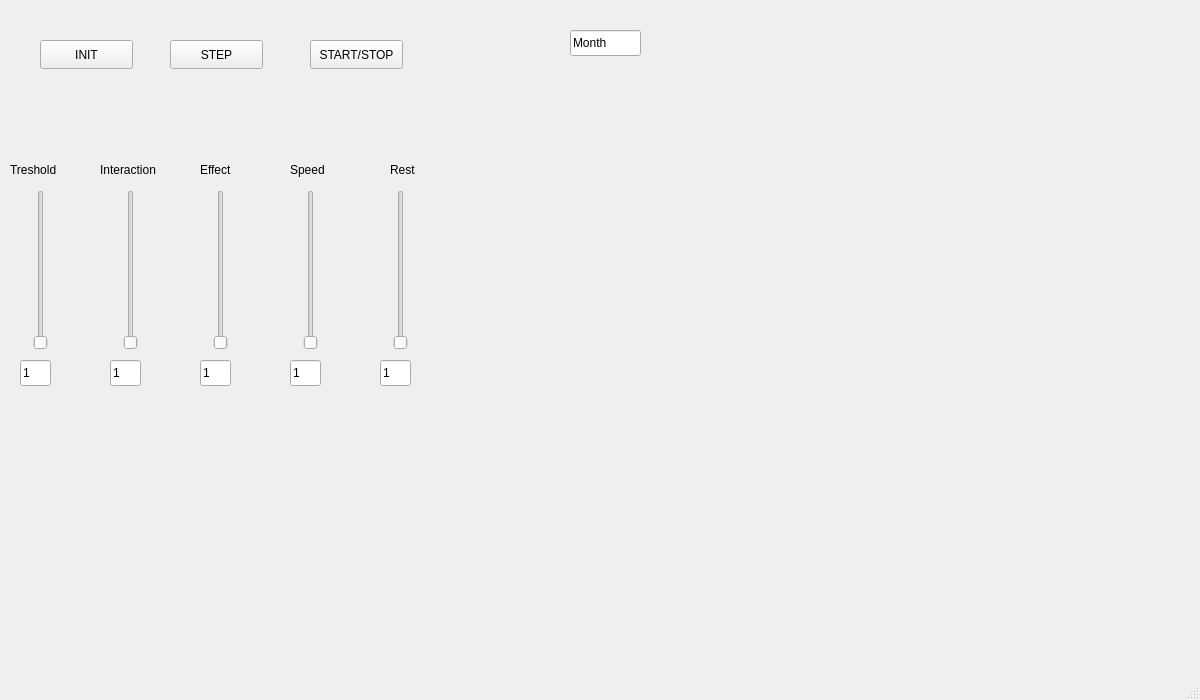
Before: the Qt Designer form QT_Project/mainwindow.ui in DamianF100/UFZ-Project, drawn with Qt 5.
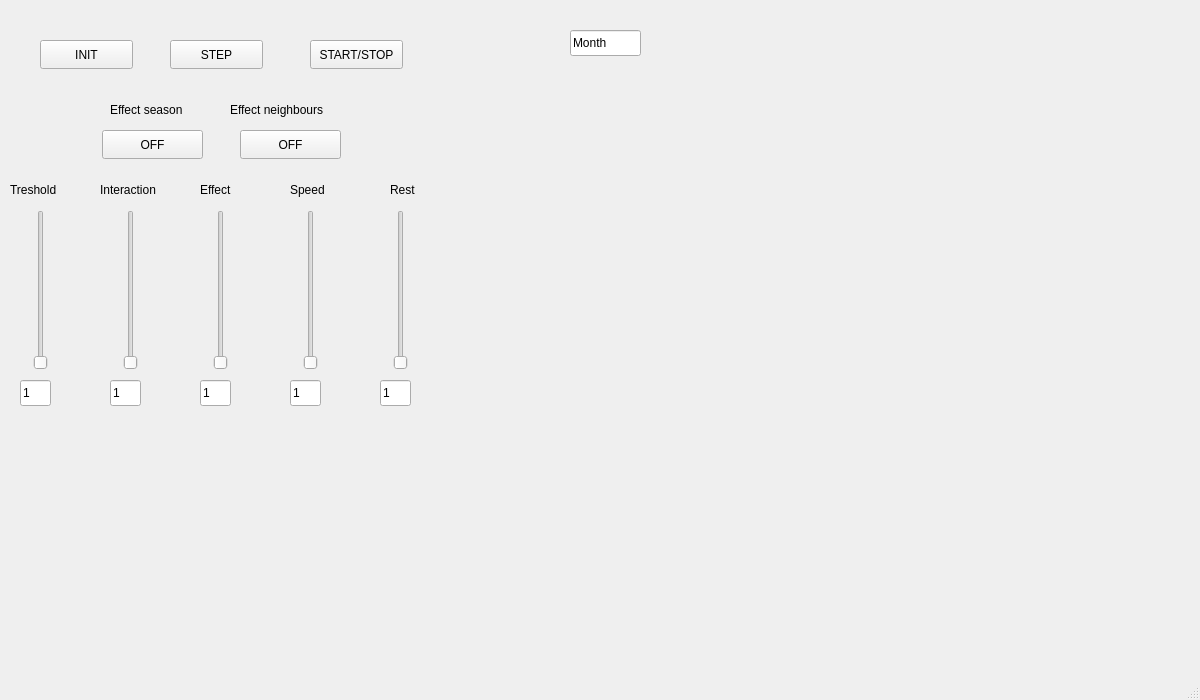
After: the same form once the commit is applied. Custom widgets are drawn as their Qt base class.

What changed in the file:
```diff
--- a/QT_Project/mainwindow.ui
+++ b/QT_Project/mainwindow.ui
@@ -80,7 +80,7 @@
     <property name="geometry">
      <rect>
       <x>30</x>
-      <y>190</y>
+      <y>210</y>
       <width>22</width>
       <height>160</height>
      </rect>
@@ -96,7 +96,7 @@
     <property name="geometry">
      <rect>
       <x>120</x>
-      <y>190</y>
+      <y>210</y>
       <width>22</width>
       <height>160</height>
      </rect>
@@ -112,7 +112,7 @@
     <property name="geometry">
      <rect>
       <x>210</x>
-      <y>190</y>
+      <y>210</y>
       <width>22</width>
       <height>160</height>
      </rect>
@@ -128,7 +128,7 @@
     <property name="geometry">
      <rect>
       <x>10</x>
-      <y>160</y>
+      <y>180</y>
       <width>61</width>
       <height>20</height>
      </rect>
@@ -141,7 +141,7 @@
     <property name="geometry">
      <rect>
       <x>100</x>
-      <y>160</y>
+      <y>180</y>
       <width>71</width>
       <height>20</height>
      </rect>
@@ -154,7 +154,7 @@
     <property name="geometry">
      <rect>
       <x>200</x>
-      <y>160</y>
+      <y>180</y>
       <width>51</width>
       <height>20</height>
      </rect>
@@ -167,7 +167,7 @@
     <property name="geometry">
      <rect>
       <x>20</x>
-      <y>360</y>
+      <y>380</y>
       <width>31</width>
       <height>26</height>
      </rect>
@@ -180,7 +180,7 @@
     <property name="geometry">
      <rect>
       <x>200</x>
-      <y>360</y>
+      <y>380</y>
       <width>31</width>
       <height>26</height>
      </rect>
@@ -193,7 +193,7 @@
     <property name="geometry">
      <rect>
       <x>110</x>
-      <y>360</y>
+      <y>380</y>
       <width>31</width>
       <height>26</height>
      </rect>
@@ -206,7 +206,7 @@
     <property name="geometry">
      <rect>
       <x>290</x>
-      <y>160</y>
+      <y>180</y>
       <width>51</width>
       <height>20</height>
      </rect>
@@ -219,7 +219,7 @@
     <property name="geometry">
      <rect>
       <x>300</x>
-      <y>190</y>
+      <y>210</y>
       <width>22</width>
       <height>160</height>
      </rect>
@@ -238,7 +238,7 @@
     <property name="geometry">
      <rect>
       <x>290</x>
-      <y>360</y>
+      <y>380</y>
       <width>31</width>
       <height>26</height>
      </rect>
@@ -251,7 +251,7 @@
     <property name="geometry">
      <rect>
       <x>390</x>
-      <y>160</y>
+      <y>180</y>
       <width>31</width>
       <height>20</height>
      </rect>
@@ -264,7 +264,7 @@
     <property name="geometry">
      <rect>
       <x>390</x>
-      <y>190</y>
+      <y>210</y>
       <width>22</width>
       <height>160</height>
      </rect>
@@ -280,7 +280,7 @@
     <property name="geometry">
      <rect>
       <x>380</x>
-      <y>360</y>
+      <y>380</y>
       <width>31</width>
       <height>26</height>
      </rect>
@@ -299,6 +299,58 @@
      </rect>
     </property>
    </widget>
+   <widget class="QPushButton" name="OPTION_SEAS">
+    <property name="geometry">
+     <rect>
+      <x>102</x>
+      <y>130</y>
+      <width>101</width>
+      <height>29</height>
+     </rect>
+    </property>
+    <property name="text">
+     <string>OFF</string>
+    </property>
+   </widget>
+   <widget class="QPushButton" name="OPTION_NEIG">
+    <property name="geometry">
+     <rect>
+      <x>240</x>
+      <y>130</y>
+      <width>101</width>
+      <height>29</height>
+     </rect>
+    </property>
+    <property name="text">
+     <string>OFF</string>
+    </property>
+   </widget>
+   <widget class="QLabel" name="label_6">
+    <property name="geometry">
+     <rect>
+      <x>230</x>
+      <y>100</y>
+      <width>121</width>
+      <height>20</height>
+     </rect>
+    </property>
+    <property name="text">
+     <string>Effect neighbours</string>
+    </property>
+   </widget>
+   <widget class="QLabel" name="label_7">
+    <property name="geometry">
+     <rect>
+      <x>110</x>
+      <y>100</y>
+      <width>101</width>
+      <height>20</height>
+     </rect>
+    </property>
+    <property name="text">
+     <string>Effect season</string>
+    </property>
+   </widget>
   </widget>
   <widget class="QMenuBar" name="menubar">
    <property name="geometry">
```
